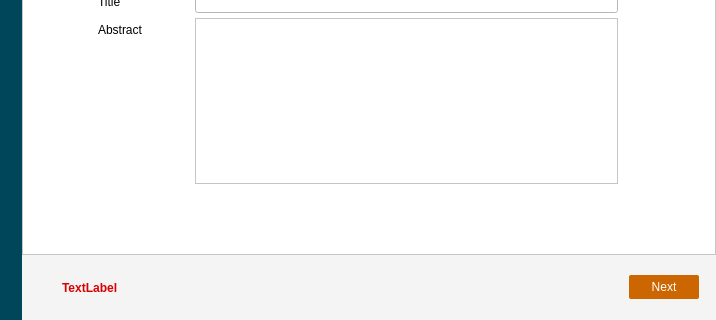
The window that PSIArchiver/dialog.ui (paulscherrerinstitute/scicat-qt) describes before a commit, drawn with Qt 5; both pictures show x 98 to 814 and y 361 to 681 of the 814 by 681 pixel window.
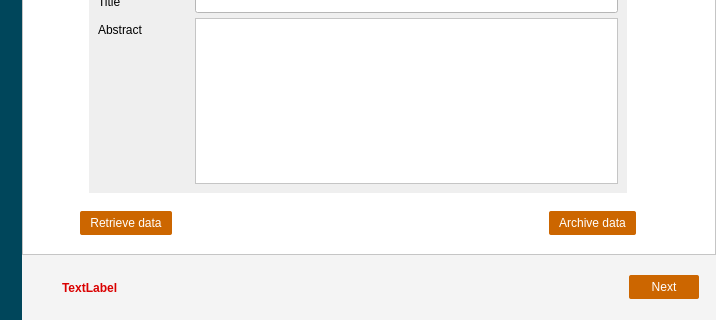
The same window after the commit. The open tabs and pages were chosen to show the change. Icons and pictures are not drawn.

Commit message: more fixes for dark-mode

Diff of the .ui file:
```diff
--- a/PSIArchiver/dialog.ui
+++ b/PSIArchiver/dialog.ui
@@ -23,12 +23,12 @@
    <string>SciCat Archiver</string>
   </property>
   <property name="styleSheet">
-   <string notr="true">QPushButton{background-color: rgb(204, 102, 0); color: rgb(255, 255, 255); border-radius:2px; min-width:50px; min-height:20px; padding: 2px; padding-left:10px; padding-right:10px}
+   <string notr="true">QDialog{background-color:rgb(244,244,244); color:rgb(0,0,0)}
+QPushButton{background-color: rgb(204, 102, 0); color: rgb(255, 255, 255); border-radius:2px; min-width:50px; min-height:20px; padding: 2px; padding-left:10px; padding-right:10px}
 QPushButton:hover{background-color: rgb(244, 122, 0); color: rgb(255, 255, 255)}
 QLineEdit{background-color:rgb(255,255,255); color:rgb(0,0,0);border-color:rgb(0, 0, 0)}
 QGroupBox{border-color:rgb(255, 255, 255); background-color:rgb(255,255,255); color:rgb(0,0,0); border:0px; padding-top:10px}
 QGroupBox::title{background:transparent; color:rgb(0,0,0)}
-QDialog{background-color:rgb(244,244,244); color:rgb(0,0,0)}
 QScrollArea{background-color:rgb(255,255,0); margin:0px}
 QLabel{color:rgb(0, 0, 0)}
 QStackedWidget{background-color:rgb(255, 255, 255)}
@@ -37,7 +37,6 @@
 QTreeWidget{background-color:rgb(255, 255, 255)}
 QTextEdit{background-color:rgb(255, 255, 255);border-color:rgb(0, 0, 0)}
 QCheckBox{color:black}
-
 QTabWidget::pane {
     border: 1px solid black;
     background: white;
@@ -808,7 +807,7 @@
            </property>
            <widget class="QWidget" name="startPage">
             <property name="styleSheet">
-             <string notr="true">QWidget{background-color:rgb(255, 255, 255)}</string>
+             <string notr="true"/>
             </property>
             <layout class="QHBoxLayout" name="horizontalLayout_15">
              <item>
@@ -1233,7 +1232,7 @@
                       </size>
                      </property>
                      <property name="styleSheet">
-                      <string notr="true">QFrame{border:0px}
+                      <string notr="true">
 </string>
                      </property>
                      <property name="frameShape">
@@ -1268,6 +1267,10 @@
                           <property name="toolTip">
                            <string>Retrieve data from archive</string>
                           </property>
+                          <property name="styleSheet">
+                           <string notr="true">QPushButton{background-color: rgb(204, 102, 0); color: rgb(255, 255, 255); border-radius:2px; min-width:50px; min-height:20px; padding: 2px; padding-left:10px; padding-right:10px}
+QPushButton:hover{background-color: rgb(244, 122, 0); color: rgb(255, 255, 255)}</string>
+                          </property>
                           <property name="text">
                            <string>Retrieve data</string>
                           </property>
@@ -1294,6 +1297,10 @@
                           <property name="toolTip">
                            <string>Send data to archive</string>
                           </property>
+                          <property name="styleSheet">
+                           <string notr="true">QPushButton{background-color: rgb(204, 102, 0); color: rgb(255, 255, 255); border-radius:2px; min-width:50px; min-height:20px; padding: 2px; padding-left:10px; padding-right:10px}
+QPushButton:hover{background-color: rgb(244, 122, 0); color: rgb(255, 255, 255)}</string>
+                          </property>
                           <property name="text">
                            <string>Archive data</string>
                           </property>
```
Left out of the diff: 12 changed lines with no effect on the pictures.
